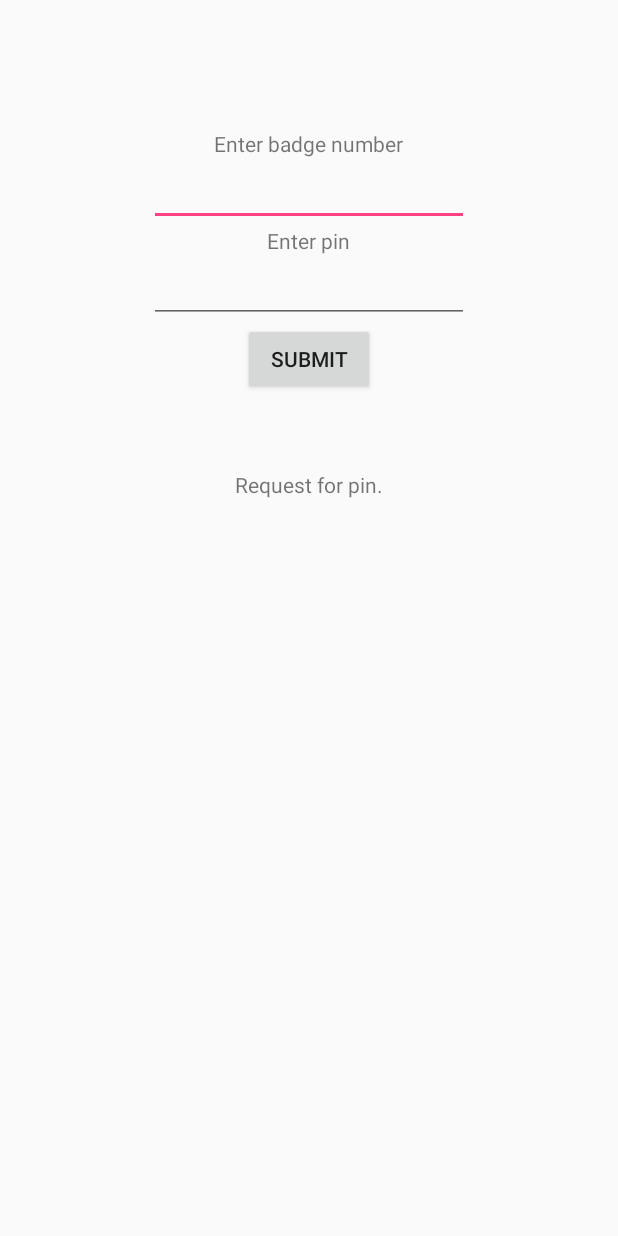
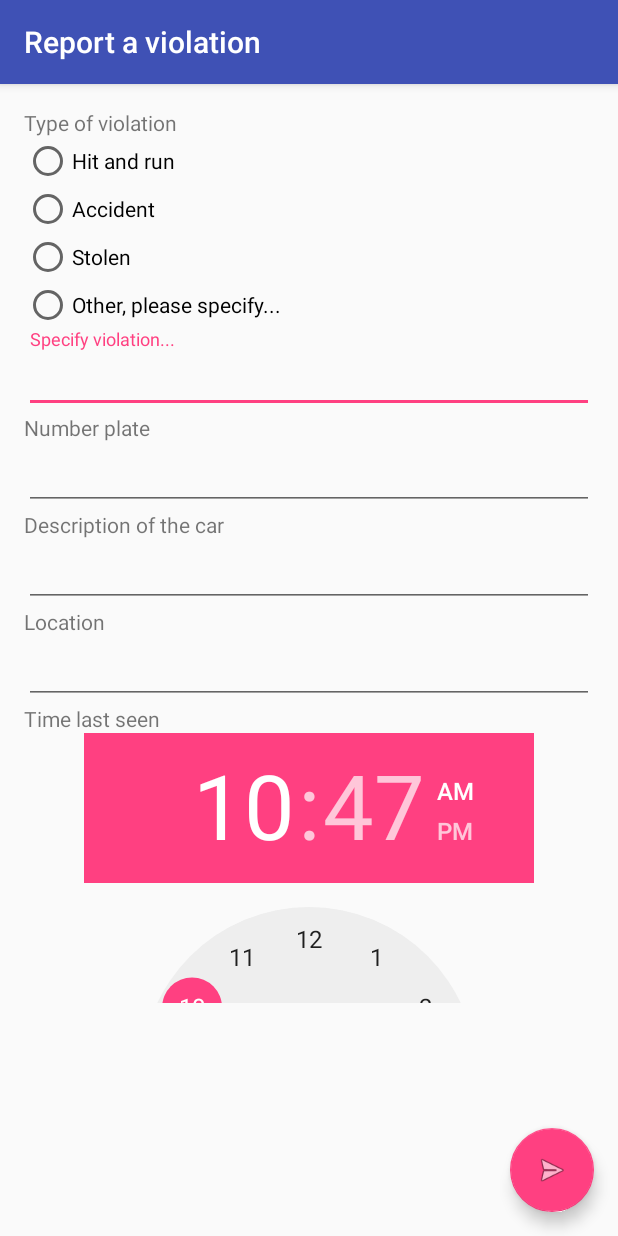
Before and after one commit to SeasonFour/Mpolice, an Android app: the screen it shows after launch (LogIn before the commit, Report after it), on a phone screen of 412 x 824 dp. Run offline under Robolectric (Android 15) with nearby library versions, the phone set to English and light mode, and no system bars; libraries missing offline, so code that uses them is left out: com.parse; 3 statements that could not run were skipped.

Commit message:
UI for the report a crime activity

```diff
--- a/Mpolice/app/src/main/java/com/example/ibra/newproject/LogIn.java
+++ b/Mpolice/app/src/main/java/com/example/ibra/newproject/LogIn.java
@@ -47,7 +47,7 @@ public class LogIn extends AppCompatActivity implements View.OnClickListener{
         ParseUtils.verifyParseConfig(this);
         pref = new PrefManager(getApplicationContext());
         if (pref.isLoggedIn()){
-            Intent intent = new Intent(LogIn.this,MainActivity.class);
+            Intent intent = new Intent(LogIn.this,Report.class);
             startActivity(intent);
 
             finish();
@@ -70,7 +70,7 @@ public class LogIn extends AppCompatActivity implements View.OnClickListener{
             @Override
             public void done(ParseObject parseObject, ParseException e) {
                 if (e == null) {
-                    Intent i = new Intent(LogIn.this, MainActivity.class);
+                    Intent i = new Intent(LogIn.this, Report.class);
                     startActivity(i);
 
                     int randomPIN = (int) ((Math.random() * 9000) + 1000);
--- /dev/null
+++ b/Mpolice/app/src/main/java/com/example/ibra/newproject/Report.java
@@ -0,0 +1,29 @@
+package com.example.ibra.newproject;
+
+import android.content.Intent;
+import android.os.Bundle;
+import android.support.design.widget.FloatingActionButton;
+import android.support.design.widget.Snackbar;
+import android.support.v7.app.AppCompatActivity;
+import android.support.v7.widget.Toolbar;
+import android.view.View;
+
+public class Report extends AppCompatActivity {
+
+    @Override
+    protected void onCreate(Bundle savedInstanceState) {
+        super.onCreate(savedInstanceState);
+        setContentView(R.layout.activity_report);
+        Toolbar toolbar = (Toolbar) findViewById(R.id.toolbar);
+        toolbar.setTitle("Report a violation");
+        setSupportActionBar(toolbar);
+
+
+    }
+
+    public void type_of_violation(View v){
+        /*Intent i = new Intent(Report.this, MainActivity.class);
+        startActivity(i);*/
+    }
+
+}
--- /dev/null
+++ b/Mpolice/app/src/main/res/layout/activity_report.xml
@@ -0,0 +1,25 @@
+<?xml version="1.0" encoding="utf-8"?>
+<android.support.design.widget.CoordinatorLayout
+    xmlns:android="http://schemas.android.com/apk/res/android"
+    xmlns:app="http://schemas.android.com/apk/res-auto"
+    xmlns:tools="http://schemas.android.com/tools" android:layout_width="match_parent"
+    android:layout_height="match_parent" android:fitsSystemWindows="true"
+    tools:context="com.example.ibra.newproject.Report">
+
+    <android.support.design.widget.AppBarLayout android:layout_height="wrap_content"
+        android:layout_width="match_parent" android:theme="@style/AppTheme.AppBarOverlay">
+
+        <android.support.v7.widget.Toolbar android:id="@+id/toolbar"
+            android:layout_width="match_parent" android:layout_height="?attr/actionBarSize"
+            android:background="?attr/colorPrimary" app:popupTheme="@style/AppTheme.PopupOverlay" />
+
+    </android.support.design.widget.AppBarLayout>
+
+    <include layout="@layout/content_report" />
+
+    <android.support.design.widget.FloatingActionButton android:id="@+id/fab"
+        android:layout_width="wrap_content" android:layout_height="wrap_content"
+        android:layout_gravity="bottom|end" android:layout_margin="@dimen/fab_margin"
+        android:src="@android:drawable/ic_menu_send" />
+
+</android.support.design.widget.CoordinatorLayout>
--- /dev/null
+++ b/Mpolice/app/src/main/res/layout/content_report.xml
@@ -0,0 +1,160 @@
+<?xml version="1.0" encoding="utf-8"?>
+<RelativeLayout xmlns:android="http://schemas.android.com/apk/res/android"
+    xmlns:tools="http://schemas.android.com/tools"
+    xmlns:app="http://schemas.android.com/apk/res-auto" android:layout_width="match_parent"
+    android:layout_height="match_parent" android:paddingLeft="@dimen/activity_horizontal_margin"
+    android:paddingRight="@dimen/activity_horizontal_margin"
+    android:paddingTop="@dimen/activity_vertical_margin"
+    android:paddingBottom="@dimen/activity_vertical_margin"
+    app:layout_behavior="@string/appbar_scrolling_view_behavior"
+    tools:showIn="@layout/activity_report" tools:context="com.example.ibra.newproject.Report">
+<ScrollView
+    android:layout_width="match_parent"
+    android:layout_height="wrap_content">
+    <RelativeLayout
+        android:layout_width="match_parent"
+        android:layout_height="wrap_content">
+        <TextView
+            android:layout_width="wrap_content"
+            android:layout_height="wrap_content"
+            android:text="@string/type_of_violation"
+            android:id="@+id/textView2"
+            android:layout_alignParentTop="true"
+            android:layout_alignParentLeft="true"
+            android:layout_alignParentStart="true" />
+
+        <RadioGroup
+            android:id="@+id/radio"
+            android:layout_width="match_parent"
+            android:layout_height="wrap_content"
+            android:checkedButton="@+id/lunch"
+            android:onClick="gender"
+            android:orientation="vertical"
+            android:layout_below="@+id/textView2"
+            android:layout_alignParentLeft="true"
+            android:layout_alignParentStart="true">
+
+            <RadioButton
+                android:id="@+id/hitrunBtn"
+                android:layout_width="wrap_content"
+                android:layout_height="wrap_content"
+                android:onClick="type_of_violation"
+                android:text="@string/hit_and_run" />
+
+            <RadioButton
+                android:id="@+id/accidentBtn"
+                android:layout_width="wrap_content"
+                android:layout_height="wrap_content"
+                android:onClick="type_of_violation"
+                android:text="@string/accident" />
+
+            <RadioButton
+                android:id="@+id/stolenBtn"
+                android:layout_width="wrap_content"
+                android:layout_height="wrap_content"
+                android:onClick="type_of_violation"
+                android:text="@string/stolen" />
+            <RadioButton
+                android:id="@+id/otherBtn"
+                android:layout_width="wrap_content"
+                android:layout_height="wrap_content"
+                android:onClick="type_of_violation"
+                android:text="@string/other" />
+        </RadioGroup>
+
+        <android.support.design.widget.TextInputLayout
+            android:id="@+id/editTextLabel"
+            android:layout_width="match_parent"
+            android:layout_height="wrap_content"
+            android:layout_below="@+id/radio"
+            android:layout_alignParentLeft="true"
+            android:layout_alignParentStart="true">
+            <EditText
+                android:layout_width="match_parent"
+                android:layout_height="wrap_content"
+                android:id="@+id/editText"
+                android:hint="@string/specify" />
+        </android.support.design.widget.TextInputLayout>
+
+        <TextView
+            android:layout_width="wrap_content"
+            android:layout_height="wrap_content"
+            android:text="@string/number_plate"
+            android:id="@+id/textView4"
+            android:layout_below="@+id/editTextLabel"
+            android:layout_alignParentLeft="true"
+            android:layout_alignParentStart="true" />
+
+        <EditText
+            android:layout_width="match_parent"
+            android:layout_height="wrap_content"
+            android:id="@+id/editText2"
+            android:layout_below="@+id/textView4"
+            android:layout_alignParentLeft="true"
+            android:layout_alignParentStart="true" />
+
+        <TextView
+            android:layout_width="wrap_content"
+            android:layout_height="wrap_content"
+            android:text="@string/description"
+            android:id="@+id/textView5"
+            android:layout_below="@+id/editText2"
+            android:layout_alignParentLeft="true"
+            android:layout_alignParentStart="true" />
+
+        <EditText
+            android:layout_width="match_parent"
+            android:layout_height="wrap_content"
+            android:id="@+id/editText3"
+            android:layout_below="@+id/textView5"
+            android:layout_alignParentLeft="true"
+            android:layout_alignParentStart="true" />
+
+        <TextView
+            android:layout_width="wrap_content"
+            android:layout_height="wrap_content"
+            android:text="@string/location"
+            android:id="@+id/textView6"
+            android:layout_below="@+id/editText3"
+            android:layout_alignParentLeft="true"
+            android:layout_alignParentStart="true" />
+
+        <EditText
+            android:layout_width="match_parent"
+            android:layout_height="wrap_content"
+            android:id="@+id/editText4"
+            android:layout_below="@+id/textView6"
+            android:layout_alignParentLeft="true"
+            android:layout_alignParentStart="true" />
+
+        <TextView
+            android:layout_width="wrap_content"
+            android:layout_height="wrap_content"
+            android:text="@string/time_last_seen"
+            android:id="@+id/textView7"
+            android:layout_below="@+id/editText4"
+            android:layout_alignParentLeft="true"
+            android:layout_alignParentStart="true" />
+
+        <TimePicker
+            android:layout_width= "300dp"
+            android:layout_height="180dp"
+            android:id="@+id/timePicker"
+            android:layout_below="@+id/textView7"
+            android:layout_centerHorizontal="true" />
+
+        <!--<Button
+            android:layout_width="wrap_content"
+            android:layout_height="wrap_content"
+            android:text="@string/report"
+            android:id="@+id/button"
+            android:layout_alignParentBottom="true"
+            android:layout_centerHorizontal="true" />-->
+
+
+    </RelativeLayout>
+</ScrollView>
+
+
+
+</RelativeLayout>
--- a/Mpolice/app/src/main/res/values/strings.xml
+++ b/Mpolice/app/src/main/res/values/strings.xml
@@ -6,4 +6,17 @@
     <string name="submit">Submit</string>
     <string name="request_pin">Request for pin.</string>
     <string name="pin">Enter pin</string>
+    <string name="title_activity_report">Report</string>
+    <string name="report_violation">Report a violation</string>
+    <string name="type_of_violation">Type of violation</string>
+    <string name="hit_and_run">Hit and run</string>
+    <string name="stolen">Stolen</string>
+    <string name="accident">Accident</string>
+    <string name="other">Other, please specify...</string>
+    <string name="specify">Specify violation...</string>
+    <string name="number_plate">Number plate</string>
+    <string name="location">Location</string>
+    <string name="description">Description of the car</string>
+    <string name="report">Report violation</string>
+    <string name="time_last_seen">Time last seen</string>
 </resources>
```
Also changed, not shown: Mpolice/app/src/main/AndroidManifest.xml (+21 -16 lines).
